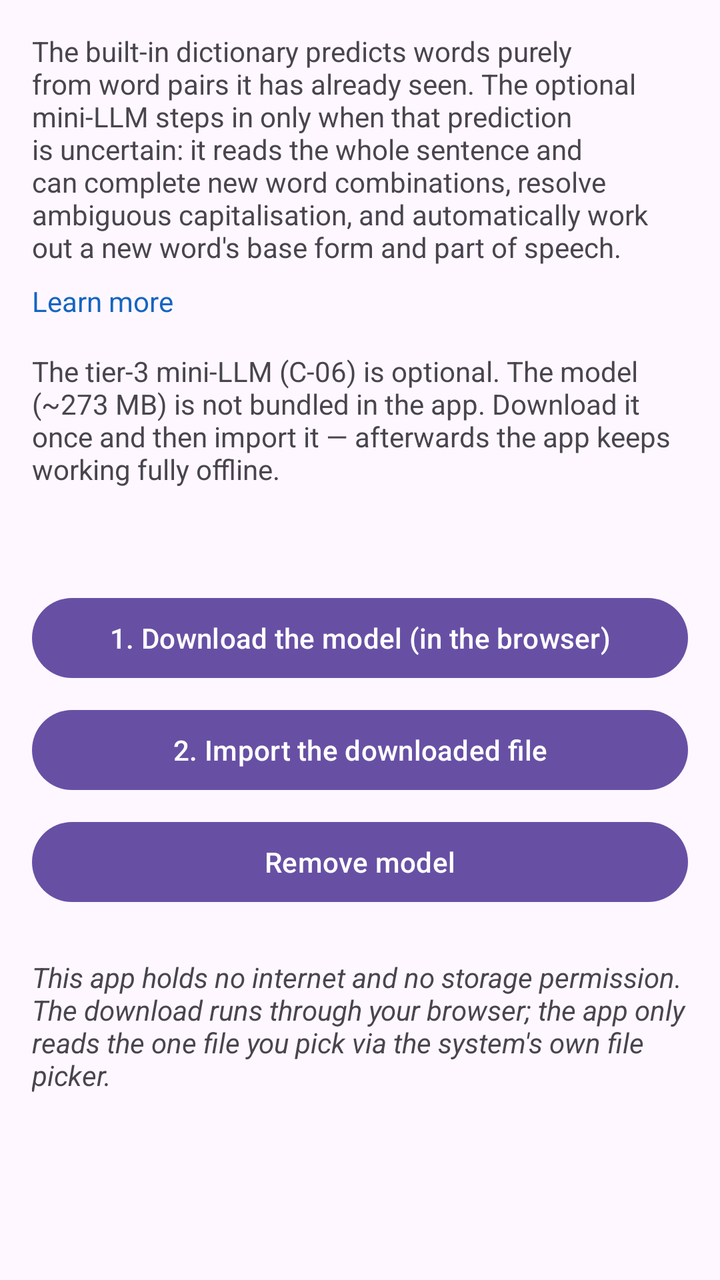
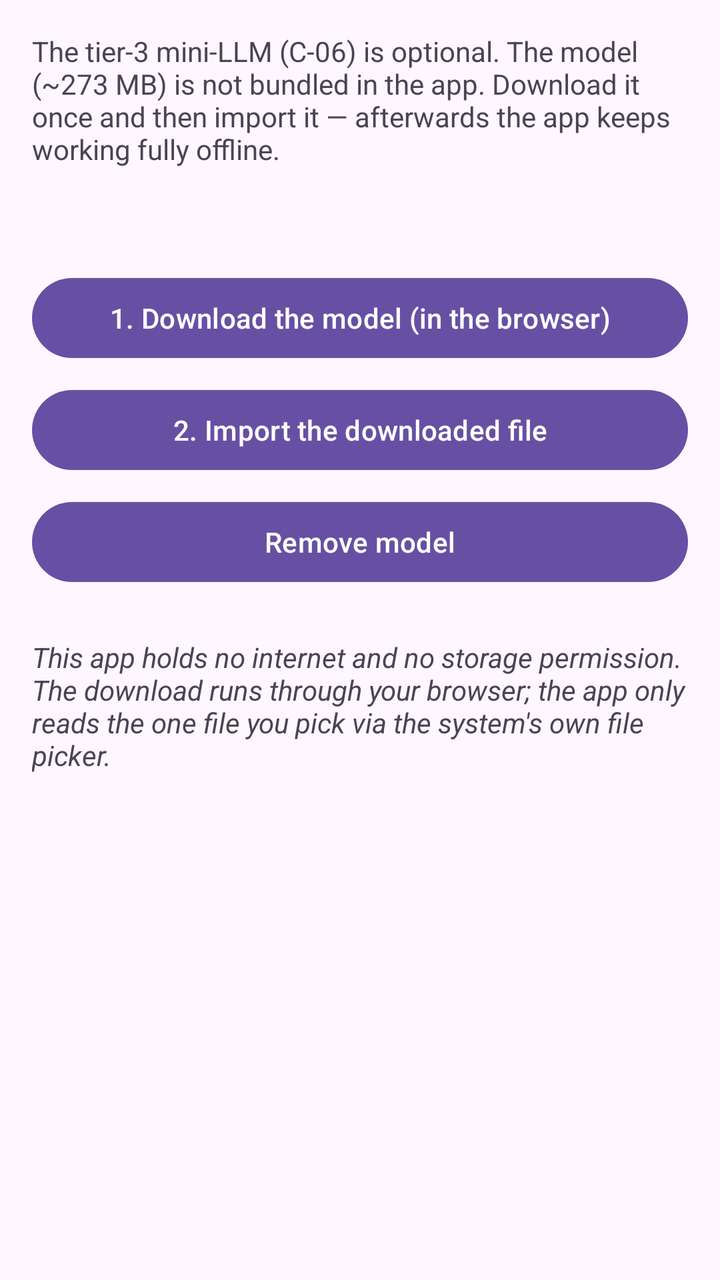

Screens rendered from an Android XML layout before and after an edit, with the pre-edit source and the edit as a unified diff.
<!-- AndroidManifest.xml: application theme Theme.AdaptKey -->
<!-- res/layout/activity_tier3_model.xml -->
<?xml version="1.0" encoding="utf-8"?>
<ScrollView xmlns:android="http://schemas.android.com/apk/res/android"
    android:layout_width="match_parent"
    android:layout_height="match_parent">

    <LinearLayout
        android:layout_width="match_parent"
        android:layout_height="wrap_content"
        android:orientation="vertical"
        android:padding="16dp">

        <TextView
            android:layout_width="match_parent"
            android:layout_height="wrap_content"
            android:text="@string/c06_model_benefit" />

        <TextView
            android:id="@+id/tier3_learn_more"
            android:layout_width="wrap_content"
            android:layout_height="wrap_content"
            android:layout_marginTop="8dp"
            android:clickable="true"
            android:focusable="true"
            android:text="@string/d89_learn_more"
            android:textColor="@color/link_text" />

        <TextView
            android:layout_width="match_parent"
            android:layout_height="wrap_content"
            android:layout_marginTop="16dp"
            android:text="@string/c06_model_intro" />

        <TextView
            android:id="@+id/tier3_status"
            android:layout_width="match_parent"
            android:layout_height="wrap_content"
            android:layout_marginTop="16dp"
            android:textStyle="bold" />

        <Button
            android:id="@+id/tier3_download"
            android:layout_width="match_parent"
            android:layout_height="wrap_content"
            android:layout_marginTop="16dp"
            android:text="@string/c06_model_download" />

        <Button
            android:id="@+id/tier3_import"
            android:layout_width="match_parent"
            android:layout_height="wrap_content"
            android:layout_marginTop="8dp"
            android:text="@string/c06_model_import" />

        <Button
            android:id="@+id/tier3_remove"
            android:layout_width="match_parent"
            android:layout_height="wrap_content"
            android:layout_marginTop="8dp"
            android:text="@string/c06_model_remove" />

        <TextView
            android:layout_width="match_parent"
            android:layout_height="wrap_content"
            android:layout_marginTop="24dp"
            android:text="@string/c06_model_privacy"
            android:textStyle="italic" />

    </LinearLayout>

</ScrollView>
<!-- resources referenced by this layout -->
<resources>
  <color name="link_text">#1565C0</color>
  <string name="c06_model_benefit">The built-in dictionary predicts words purely from word pairs it has already seen. The optional mini-LLM steps in only when that prediction is uncertain: it reads the whole sentence and can complete new word combinations, resolve ambiguous capitalisation, and automatically work out a new word\'s base form and part of speech.</string>
  <string name="c06_model_download">1. Download the model (in the browser)</string>
  <string name="c06_model_import">2. Import the downloaded file</string>
  <string name="c06_model_intro">The tier-3 mini-LLM (C-06) is optional. The model (~273 MB) is not bundled in the app. Download it once and then import it — afterwards the app keeps working fully offline.</string>
  <string name="c06_model_privacy">This app holds no internet and no storage permission. The download runs through your browser; the app only reads the one file you pick via the system\'s own file picker.</string>
  <string name="c06_model_remove">Remove model</string>
  <string name="d89_learn_more">Learn more</string>
  <style name="Theme.AdaptKey" parent="Theme.Material3.DayNight.NoActionBar">
          <item name="preferenceTheme">@style/PreferenceThemeOverlay</item>
      </style>
</resources>

<!-- the commit's change to res/layout/activity_tier3_model.xml (unified diff, before → after) -->
@@ -1,33 +1,18 @@
 <?xml version="1.0" encoding="utf-8"?>
 <ScrollView xmlns:android="http://schemas.android.com/apk/res/android"
+    android:id="@+id/tier3_root"
     android:layout_width="match_parent"
-    android:layout_height="match_parent">
+    android:layout_height="match_parent"
+    android:padding="16dp">
 
     <LinearLayout
         android:layout_width="match_parent"
         android:layout_height="wrap_content"
-        android:orientation="vertical"
-        android:padding="16dp">
+        android:orientation="vertical">
 
         <TextView
             android:layout_width="match_parent"
             android:layout_height="wrap_content"
-            android:text="@string/c06_model_benefit" />
-
-        <TextView
-            android:id="@+id/tier3_learn_more"
-            android:layout_width="wrap_content"
-            android:layout_height="wrap_content"
-            android:layout_marginTop="8dp"
-            android:clickable="true"
-            android:focusable="true"
-            android:text="@string/d89_learn_more"
-            android:textColor="@color/link_text" />
-
-        <TextView
-            android:layout_width="match_parent"
-            android:layout_height="wrap_content"
-            android:layout_marginTop="16dp"
             android:text="@string/c06_model_intro" />
 
         <TextView
<!-- resource entries referenced after the edit -->
@@ -1,13 +1,10 @@
 <!-- resources referenced by this layout -->
 <resources>
-  <color name="link_text">#1565C0</color>
-  <string name="c06_model_benefit">The built-in dictionary predicts words purely from word pairs it has already seen. The optional mini-LLM steps in only when that prediction is uncertain: it reads the whole sentence and can complete new word combinations, resolve ambiguous capitalisation, and automatically work out a new word\'s base form and part of speech.</string>
   <string name="c06_model_download">1. Download the model (in the browser)</string>
   <string name="c06_model_import">2. Import the downloaded file</string>
   <string name="c06_model_intro">The tier-3 mini-LLM (C-06) is optional. The model (~273 MB) is not bundled in the app. Download it once and then import it — afterwards the app keeps working fully offline.</string>
   <string name="c06_model_privacy">This app holds no internet and no storage permission. The download runs through your browser; the app only reads the one file you pick via the system\'s own file picker.</string>
   <string name="c06_model_remove">Remove model</string>
-  <string name="d89_learn_more">Learn more</string>
   <style name="Theme.AdaptKey" parent="Theme.Material3.DayNight.NoActionBar">
           <item name="preferenceTheme">@style/PreferenceThemeOverlay</item>
       </style>
